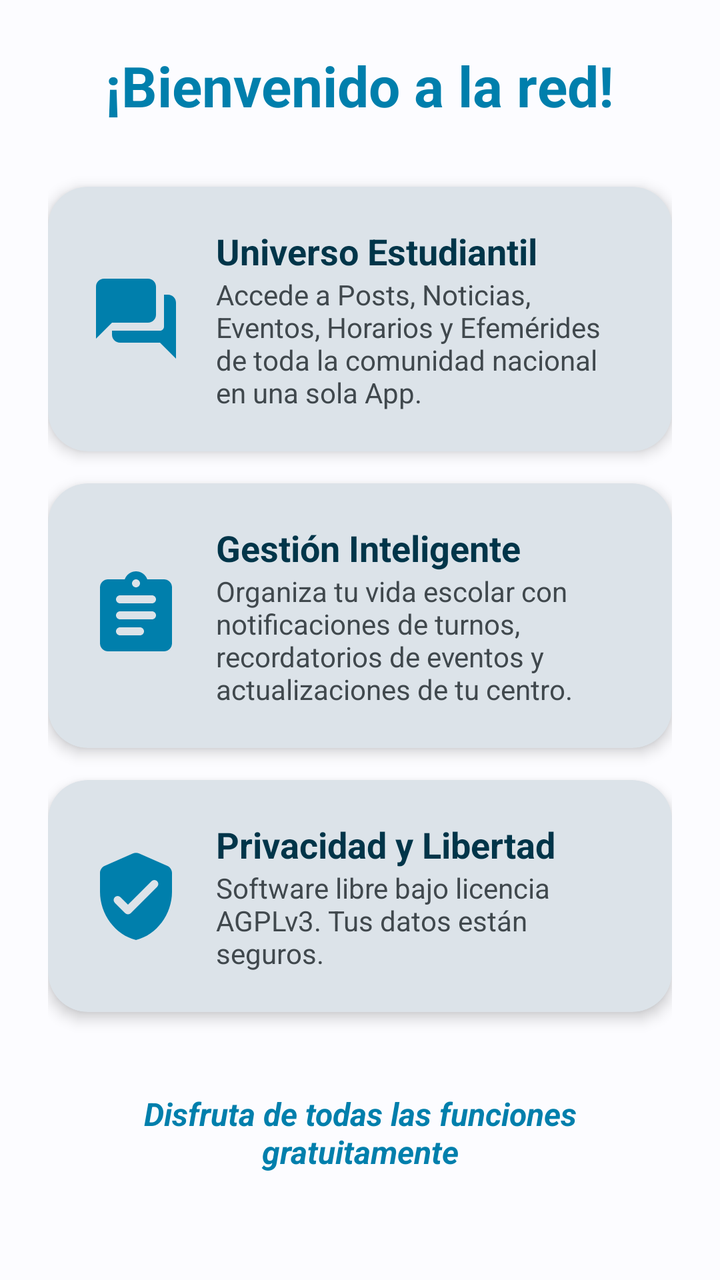
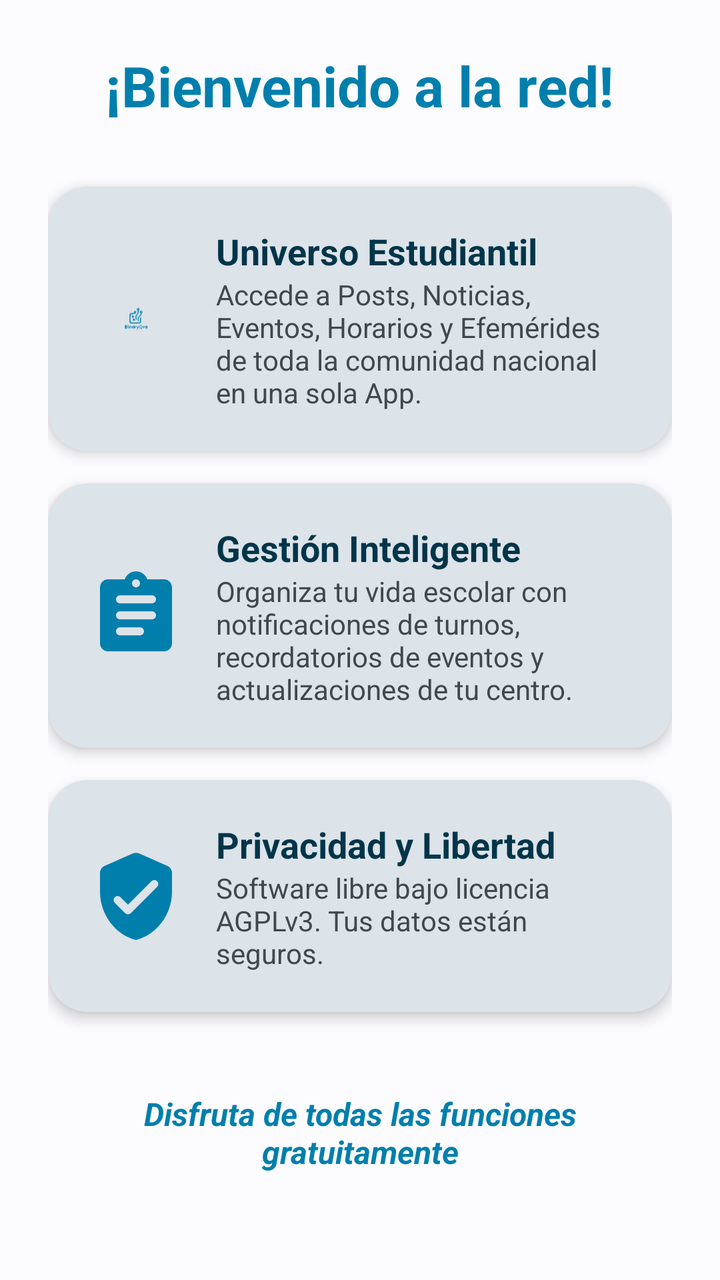

An Android layout rendered at two revisions. The XML below is the earlier revision; the diff shows what the commit changed to produce the second picture.
<!-- AndroidManifest.xml: application theme Theme.PreuSync.Dynamic -->
<!-- res/layout/fragment_onboarding_features.xml -->
<?xml version="1.0" encoding="utf-8"?>
<androidx.core.widget.NestedScrollView
    xmlns:android="http://schemas.android.com/apk/res/android"
    xmlns:app="http://schemas.android.com/apk/res-auto"
    android:layout_width="match_parent"
    android:layout_height="match_parent"
    android:fillViewport="true"
    android:background="?attr/colorBackground">

    <LinearLayout
        android:layout_width="match_parent"
        android:layout_height="wrap_content"
        android:orientation="vertical"
        android:padding="@dimen/padding_24dp"
        android:gravity="center_horizontal">

        <TextView
            style="@style/TextAppearance.PreuSync.HeaderTitle"
            android:layout_width="wrap_content"
            android:layout_height="wrap_content"
            android:text="@string/onboarding_title_welcome_red"
            android:textSize="28sp"
            android:layout_marginBottom="32dp" />

        
        <com.google.android.material.card.MaterialCardView
            style="@style/Widget.PreuSync.CardView"
            android:layout_width="match_parent"
            android:layout_height="wrap_content"
            android:layout_marginBottom="@dimen/padding_16dp"
            app:cardCornerRadius="20dp">
            <LinearLayout
                android:layout_width="match_parent"
                android:layout_height="wrap_content"
                android:padding="20dp"
                android:gravity="center_vertical"
                android:orientation="horizontal">
                <ImageView
                    android:layout_width="48dp"
                    android:layout_height="48dp"
                    android:src="@drawable/ic_nav_posts"
                    app:tint="?attr/colorAccent"
                    android:contentDescription="@string/onboarding_feature_community_title" />
                <LinearLayout
                    android:layout_width="0dp"
                    android:layout_height="wrap_content"
                    android:layout_weight="1"
                    android:layout_marginStart="@dimen/padding_16dp"
                    android:orientation="vertical">
                    <TextView
                        android:layout_width="wrap_content"
                        android:layout_height="wrap_content"
                        android:text="@string/onboarding_feature_community_title"
                        android:textStyle="bold"
                        android:textSize="18sp"
                        android:textColor="?attr/colorText" />
                    <TextView
                        android:layout_width="wrap_content"
                        android:layout_height="wrap_content"
                        android:text="@string/onboarding_feature_community_desc"
                        android:textSize="14sp"
                        android:textColor="?attr/colorTextHint" />
                </LinearLayout>
            </LinearLayout>
        </com.google.android.material.card.MaterialCardView>

        
        <com.google.android.material.card.MaterialCardView
            style="@style/Widget.PreuSync.CardView"
            android:layout_width="match_parent"
            android:layout_height="wrap_content"
            android:layout_marginBottom="@dimen/padding_16dp"
            app:cardCornerRadius="20dp">
            <LinearLayout
                android:layout_width="match_parent"
                android:layout_height="wrap_content"
                android:padding="20dp"
                android:gravity="center_vertical"
                android:orientation="horizontal">
                <ImageView
                    android:layout_width="48dp"
                    android:layout_height="48dp"
                    android:src="@drawable/ic_assignment"
                    app:tint="?attr/colorAccent"
                    android:contentDescription="@string/onboarding_feature_schedule_title" />
                <LinearLayout
                    android:layout_width="0dp"
                    android:layout_height="wrap_content"
                    android:layout_weight="1"
                    android:layout_marginStart="@dimen/padding_16dp"
                    android:orientation="vertical">
                    <TextView
                        android:layout_width="wrap_content"
                        android:layout_height="wrap_content"
                        android:text="@string/onboarding_feature_schedule_title"
                        android:textStyle="bold"
                        android:textSize="18sp"
                        android:textColor="?attr/colorText" />
                    <TextView
                        android:layout_width="wrap_content"
                        android:layout_height="wrap_content"
                        android:text="@string/onboarding_feature_schedule_desc"
                        android:textSize="14sp"
                        android:textColor="?attr/colorTextHint" />
                </LinearLayout>
            </LinearLayout>
        </com.google.android.material.card.MaterialCardView>

        
        <com.google.android.material.card.MaterialCardView
            style="@style/Widget.PreuSync.CardView"
            android:layout_width="match_parent"
            android:layout_height="wrap_content"
            android:layout_marginBottom="@dimen/padding_16dp"
            app:cardCornerRadius="20dp">
            <LinearLayout
                android:layout_width="match_parent"
                android:layout_height="wrap_content"
                android:padding="20dp"
                android:gravity="center_vertical"
                android:orientation="horizontal">
                <ImageView
                    android:layout_width="48dp"
                    android:layout_height="48dp"
                    android:src="@drawable/ic_verified"
                    app:tint="?attr/colorAccent"
                    android:contentDescription="@string/onboarding_feature_security_title" />
                <LinearLayout
                    android:layout_width="0dp"
                    android:layout_height="wrap_content"
                    android:layout_weight="1"
                    android:layout_marginStart="@dimen/padding_16dp"
                    android:orientation="vertical">
                    <TextView
                        android:layout_width="wrap_content"
                        android:layout_height="wrap_content"
                        android:text="@string/onboarding_feature_security_title"
                        android:textStyle="bold"
                        android:textSize="18sp"
                        android:textColor="?attr/colorText" />
                    <TextView
                        android:layout_width="wrap_content"
                        android:layout_height="wrap_content"
                        android:text="@string/onboarding_feature_security_desc"
                        android:textSize="14sp"
                        android:textColor="?attr/colorTextHint" />
                </LinearLayout>
            </LinearLayout>
        </com.google.android.material.card.MaterialCardView>

        <TextView
            android:layout_width="wrap_content"
            android:layout_height="wrap_content"
            android:layout_marginTop="@dimen/padding_24dp"
            android:text="@string/onboarding_desc_2"
            android:textSize="16sp"
            android:textStyle="bold|italic"
            android:textColor="?attr/colorAccent"
            android:gravity="center" />

    </LinearLayout>
</androidx.core.widget.NestedScrollView>
<!-- resources referenced by this layout -->
<resources>
  <dimen name="padding_16dp">16dp</dimen>
  <dimen name="padding_24dp">24dp</dimen>
  <!-- drawable ic_assignment (drawable) -->
  <?xml version="1.0" encoding="utf-8"?>
  <vector
  	xmlns:android="http://schemas.android.com/apk/res/android"
  	android:width="24dp"
  	android:height="24dp"
  	android:viewportWidth="24"
  	android:viewportHeight="24">
  	<path
  		android:fillColor="@color/colorAccent"
  		android:pathData="M19 3h-4.18C14.4 1.84 13.3 1 12 1s-2.4.84-2.82 2H5c-1.1 0-2 .9-2 2v14c0 1.1.9 2 2 2h14c1.1 0 2-.9 2-2V5c0-1.1-.9-2-2-2zm-7 0c.55 0 1 .45 1 1s-.45 1-1 1s-1-.45-1-1s.45-1 1-1zm1 14H8c-.55 0-1-.45-1-1s.45-1 1-1h5c.55 0 1 .45 1 1s-.45 1-1 1zm3-4H8c-.55 0-1-.45-1-1s.45-1 1-1h8c.55 0 1 .45 1 1s-.45 1-1 1zm0-4H8c-.55 0-1-.45-1-1s.45-1 1-1h8c.55 0 1 .45 1 1s-.45 1-1 1z" />
  </vector>
  <!-- drawable ic_nav_posts (drawable) -->
  <?xml version="1.0" encoding="utf-8"?>
  <vector
  	xmlns:android="http://schemas.android.com/apk/res/android"
  	android:width="24dp"
  	android:height="24dp"
  	android:viewportWidth="24"
  	android:viewportHeight="24">
  	<path
  		android:fillColor="@color/colorAccent"
  		android:pathData="M20 6h-1v8c0 .55-.45 1-1 1H6v1c0 1.1.9 2 2 2h10l4 4V8c0-1.1-.9-2-2-2zm-3 5V4c0-1.1-.9-2-2-2H4c-1.1 0-2 .9-2 2v13l4-4h9c1.1 0 2-.9 2-2z" />
  </vector>
  <!-- drawable ic_verified (drawable) -->
  <?xml version="1.0" encoding="utf-8"?>
  <vector
  	xmlns:android="http://schemas.android.com/apk/res/android"
  	android:width="24dp"
  	android:height="24dp"
  	android:viewportWidth="24"
  	android:viewportHeight="24">
  	<path
  		android:fillColor="@color/colorAccent"
  		android:pathData="M11.19 1.36l-7 3.11C3.47 4.79 3 5.51 3 6.3V11c0 5.55 3.84 10.74 9 12c5.16-1.26 9-6.45 9-12V6.3c0-.79-.47-1.51-1.19-1.83l-7-3.11c-.51-.23-1.11-.23-1.62 0zm-1.9 14.93L6.7 13.7a.996.996 0 1 1 1.41-1.41L10 14.17l5.88-5.88a.996.996 0 1 1 1.41 1.41l-6.59 6.59a.996.996 0 0 1-1.41 0z" />
  </vector>
  <string name="onboarding_desc_2">Disfruta de todas las funciones gratuitamente</string>
  <string name="onboarding_feature_community_desc">Accede a Posts, Noticias, Eventos, Horarios y Efemérides de toda la comunidad nacional en una sola App.</string>
  <string name="onboarding_feature_community_title">Universo Estudiantil</string>
  <string name="onboarding_feature_schedule_desc">Organiza tu vida escolar con notificaciones de turnos, recordatorios de eventos y actualizaciones de tu centro.</string>
  <string name="onboarding_feature_schedule_title">Gestión Inteligente</string>
  <string name="onboarding_feature_security_desc">Software libre bajo licencia AGPLv3. Tus datos están seguros.</string>
  <string name="onboarding_feature_security_title">Privacidad y Libertad</string>
  <string name="onboarding_title_welcome_red">¡Bienvenido a la red!</string>
  <style name="TextAppearance.PreuSync.HeaderTitle" parent="TextAppearance.Material3.TitleLarge">
          <item name="android:textSize">25sp</item>
          <item name="android:textStyle">bold</item>
          <item name="android:textColor">?attr/colorAccent</item>
      </style>
  <style name="Widget.PreuSync.CardView" parent="Widget.Material3.CardView.Elevated">
          <item name="cardCornerRadius">@dimen/card_corner_radius</item>
          <item name="cardElevation">@dimen/card_elevation</item>
          <item name="cardBackgroundColor">?attr/colorBackgroundCard</item>
          <item name="strokeWidth">0dp</item>
      </style>
  <color name="colorAccent">#006684</color>
  <dimen name="card_corner_radius">20dp</dimen>
  <dimen name="card_elevation">4dp</dimen>
  <color name="colorText">#191C1E</color>
  <color name="colorError">#BA1A1A</color>
  <style name="ThemeOverlay.PreuSync.MaterialAlertDialog" parent="ThemeOverlay.Material3.MaterialAlertDialog">
          <item name="colorPrimary">?attr/colorAccent</item>
          <item name="colorSecondary">?attr/colorAccent</item>
      </style>
  <!-- unchanged entries left out for length: 1 -->
</resources>

<!-- the commit's change to res/layout/fragment_onboarding_features.xml (unified diff, before → after) -->
@@ -1,4 +1,6 @@
 <?xml version="1.0" encoding="utf-8"?>
+
+
 <androidx.core.widget.NestedScrollView
     xmlns:android="http://schemas.android.com/apk/res/android"
     xmlns:app="http://schemas.android.com/apk/res-auto"
@@ -11,7 +13,7 @@
         android:layout_width="match_parent"
         android:layout_height="wrap_content"
         android:orientation="vertical"
-        android:padding="@dimen/padding_24dp"
+        android:padding="24dp"
         android:gravity="center_horizontal">
 
         <TextView
@@ -27,7 +29,7 @@
             style="@style/Widget.PreuSync.CardView"
             android:layout_width="match_parent"
             android:layout_height="wrap_content"
-            android:layout_marginBottom="@dimen/padding_16dp"
+            android:layout_marginBottom="16dp"
             app:cardCornerRadius="20dp">
             <LinearLayout
                 android:layout_width="match_parent"
@@ -38,14 +40,14 @@
                 <ImageView
                     android:layout_width="48dp"
                     android:layout_height="48dp"
-                    android:src="@drawable/ic_nav_posts"
+                    android:src="@drawable/ic_branding"
                     app:tint="?attr/colorAccent"
                     android:contentDescription="@string/onboarding_feature_community_title" />
                 <LinearLayout
                     android:layout_width="0dp"
                     android:layout_height="wrap_content"
                     android:layout_weight="1"
-                    android:layout_marginStart="@dimen/padding_16dp"
+                    android:layout_marginStart="16dp"
                     android:orientation="vertical">
                     <TextView
                         android:layout_width="wrap_content"
@@ -69,7 +71,7 @@
             style="@style/Widget.PreuSync.CardView"
             android:layout_width="match_parent"
             android:layout_height="wrap_content"
-            android:layout_marginBottom="@dimen/padding_16dp"
+            android:layout_marginBottom="16dp"
             app:cardCornerRadius="20dp">
             <LinearLayout
                 android:layout_width="match_parent"
@@ -87,7 +89,7 @@
                     android:layout_width="0dp"
                     android:layout_height="wrap_content"
                     android:layout_weight="1"
-                    android:layout_marginStart="@dimen/padding_16dp"
+                    android:layout_marginStart="16dp"
                     android:orientation="vertical">
                     <TextView
                         android:layout_width="wrap_content"
@@ -111,7 +113,7 @@
             style="@style/Widget.PreuSync.CardView"
             android:layout_width="match_parent"
             android:layout_height="wrap_content"
-            android:layout_marginBottom="@dimen/padding_16dp"
+            android:layout_marginBottom="16dp"
             app:cardCornerRadius="20dp">
             <LinearLayout
                 android:layout_width="match_parent"
@@ -129,7 +131,7 @@
                     android:layout_width="0dp"
                     android:layout_height="wrap_content"
                     android:layout_weight="1"
-                    android:layout_marginStart="@dimen/padding_16dp"
+                    android:layout_marginStart="16dp"
                     android:orientation="vertical">
                     <TextView
                         android:layout_width="wrap_content"
@@ -151,7 +153,7 @@
         <TextView
             android:layout_width="wrap_content"
             android:layout_height="wrap_content"
-            android:layout_marginTop="@dimen/padding_24dp"
+            android:layout_marginTop="24dp"
             android:text="@string/onboarding_desc_2"
             android:textSize="16sp"
             android:textStyle="bold|italic"
<!-- resource entries referenced after the edit -->
@@ -1,9 +1,8 @@
 <!-- resources referenced by this layout -->
 <resources>
-  <dimen name="padding_16dp">16dp</dimen>
-  <dimen name="padding_24dp">24dp</dimen>
   <!-- drawable ic_assignment (drawable) -->
   <?xml version="1.0" encoding="utf-8"?>
+  
   <vector
   	xmlns:android="http://schemas.android.com/apk/res/android"
   	android:width="24dp"
@@ -14,20 +13,10 @@
   		android:fillColor="@color/colorAccent"
   		android:pathData="M19 3h-4.18C14.4 1.84 13.3 1 12 1s-2.4.84-2.82 2H5c-1.1 0-2 .9-2 2v14c0 1.1.9 2 2 2h14c1.1 0 2-.9 2-2V5c0-1.1-.9-2-2-2zm-7 0c.55 0 1 .45 1 1s-.45 1-1 1s-1-.45-1-1s.45-1 1-1zm1 14H8c-.55 0-1-.45-1-1s.45-1 1-1h5c.55 0 1 .45 1 1s-.45 1-1 1zm3-4H8c-.55 0-1-.45-1-1s.45-1 1-1h8c.55 0 1 .45 1 1s-.45 1-1 1zm0-4H8c-.55 0-1-.45-1-1s.45-1 1-1h8c.55 0 1 .45 1 1s-.45 1-1 1z" />
   </vector>
-  <!-- drawable ic_nav_posts (drawable) -->
-  <?xml version="1.0" encoding="utf-8"?>
-  <vector
-  	xmlns:android="http://schemas.android.com/apk/res/android"
-  	android:width="24dp"
-  	android:height="24dp"
-  	android:viewportWidth="24"
-  	android:viewportHeight="24">
-  	<path
-  		android:fillColor="@color/colorAccent"
-  		android:pathData="M20 6h-1v8c0 .55-.45 1-1 1H6v1c0 1.1.9 2 2 2h10l4 4V8c0-1.1-.9-2-2-2zm-3 5V4c0-1.1-.9-2-2-2H4c-1.1 0-2 .9-2 2v13l4-4h9c1.1 0 2-.9 2-2z" />
-  </vector>
+  <!-- drawable ic_branding: vector/xml drawable (drawable, 13033 chars, omitted) -->
   <!-- drawable ic_verified (drawable) -->
   <?xml version="1.0" encoding="utf-8"?>
+  
   <vector
   	xmlns:android="http://schemas.android.com/apk/res/android"
   	android:width="24dp"
